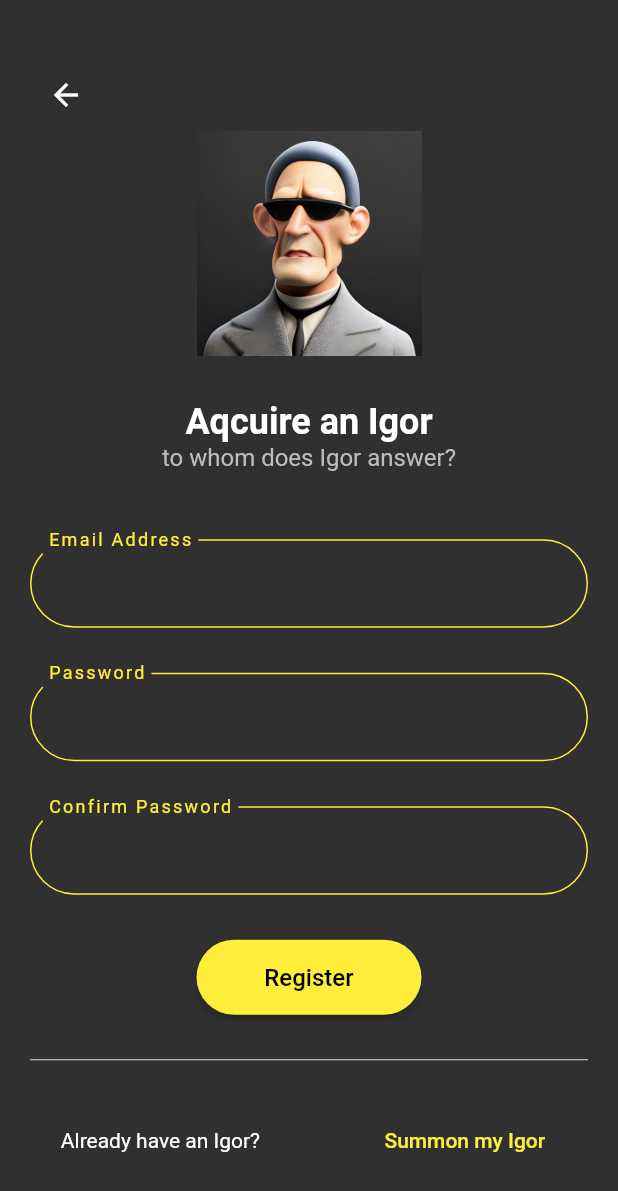
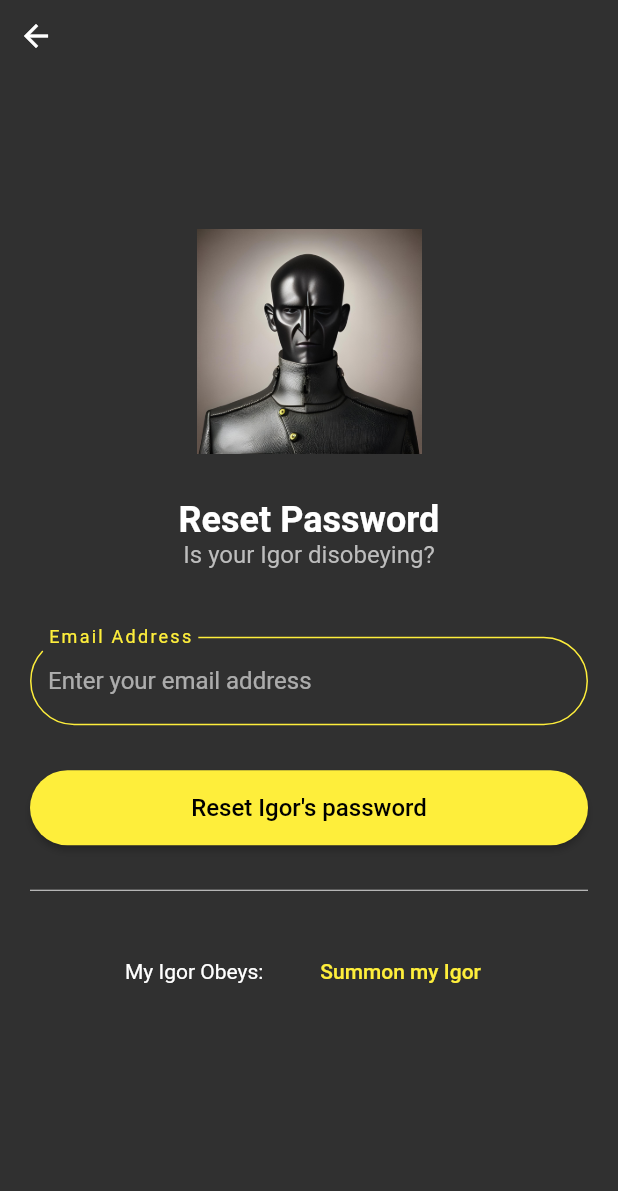
Before and after one commit to themaxut/igor, a Flutter app: the screen it shows after launch, on a phone screen of 412 x 824 dp. Shown: the top 1191 px of the screen. Run offline on Flutter 3.47's test engine with Material 2 defaults, Android fonts, the phone set to English and light mode, and no system bars; our stand-ins replace bloc, firebase_core, flutter_bloc; missing offline and left inert: dart_openai; accounts and stored records are empty.

Commit message:
reset pass screen plus back button fix

```diff
--- a/lib/main.dart
+++ b/lib/main.dart
@@ -4,6 +4,7 @@
 import 'package:igor/services/chat/openai_service.dart';
 import 'package:igor/views/auth/login_view.dart';
 import 'package:igor/views/auth/registration_view.dart';
+import 'package:igor/views/auth/reset_password_view.dart';
 import 'package:igor/views/chat/chat_view.dart';
 import 'package:dart_openai/dart_openai.dart';
 import 'package:flutter_bloc/flutter_bloc.dart';
@@ -25,7 +26,7 @@
       theme: ThemeData.dark(),
       home: BlocProvider<ChatBloc>(
           create: (context) => ChatBloc(apiService: OpenAIService()),
-          child: RegistrationView() //const ChatView(),
+          child: ResetPasswordView() //const ChatView(),
           ),
     );
   }
--- a/lib/views/auth/registration_view.dart
+++ b/lib/views/auth/registration_view.dart
@@ -12,23 +12,23 @@
   @override
   Widget build(BuildContext context) {
     return Scaffold(
-      body: Center(
+      body: Stack(
+        children: [
+          SafeArea(
+            child: IconButton(
+              icon: const Icon(Icons.arrow_back),
+              onPressed: () {
+                // TODO: go back to login page
+              },
+            ),
+          ),
+          Center(
             child: SingleChildScrollView(
               padding: const EdgeInsets.all(20.0),
               child: Column(
                 mainAxisAlignment: MainAxisAlignment.center,
                 crossAxisAlignment: CrossAxisAlignment.stretch,
                 children: <Widget>[
-              Row(
-                children: [
-                  IconButton(
-                    icon: const Icon(Icons.arrow_back),
-                    onPressed: () {
-                      // TODO: go back to login page
-                    },
-                  ),
-                ],
-              ),
                   Image.asset(
                     'assets/images/igor-2.png',
                     height: 150,
@@ -58,7 +58,8 @@
                         children: [
                           TextFormField(
                             controller: emailController,
-                        cursorColor: const Color.fromARGB(255, 254, 238, 59),
+                            cursorColor:
+                                const Color.fromARGB(255, 254, 238, 59),
                             decoration: InputDecoration(
                               border: OutlineInputBorder(
                                 borderRadius: BorderRadius.circular(30),
@@ -79,7 +80,8 @@
                                     width: 2.0),
                               ),
                               labelText: 'Email Address',
-                          floatingLabelBehavior: FloatingLabelBehavior.always,
+                              floatingLabelBehavior:
+                                  FloatingLabelBehavior.always,
                               labelStyle: const TextStyle(
                                   color: Color.fromARGB(255, 254, 238, 59),
                                   fontSize: 16,
@@ -88,7 +90,8 @@
                             keyboardType: TextInputType.emailAddress,
                             textCapitalization: TextCapitalization.none,
                             validator: (value) {
-                          if (value!.isEmpty) return 'Email cannot be empty';
+                              if (value!.isEmpty)
+                                return 'Email cannot be empty';
                               return null;
                             },
                           ),
@@ -96,7 +99,8 @@
                           TextFormField(
                             autocorrect: false,
                             controller: passwordController,
-                        cursorColor: const Color.fromARGB(255, 254, 238, 59),
+                            cursorColor:
+                                const Color.fromARGB(255, 254, 238, 59),
                             decoration: InputDecoration(
                               border: OutlineInputBorder(
                                 borderRadius: BorderRadius.circular(30),
@@ -117,7 +121,8 @@
                                     width: 2.0),
                               ),
                               labelText: 'Password',
-                          floatingLabelBehavior: FloatingLabelBehavior.always,
+                              floatingLabelBehavior:
+                                  FloatingLabelBehavior.always,
                               labelStyle: const TextStyle(
                                   color: Color.fromARGB(255, 254, 238, 59),
                                   fontSize: 16,
@@ -126,7 +131,8 @@
                             enableSuggestions: false,
                             obscureText: true,
                             validator: (value) {
-                          if (value!.isEmpty) return 'Password cannot be empty';
+                              if (value!.isEmpty)
+                                return 'Password cannot be empty';
                               return null;
                             },
                           ),
@@ -134,7 +140,8 @@
                           TextFormField(
                             autocorrect: false,
                             controller: verifyPasswordController,
-                        cursorColor: const Color.fromARGB(255, 254, 238, 59),
+                            cursorColor:
+                                const Color.fromARGB(255, 254, 238, 59),
                             decoration: InputDecoration(
                               border: OutlineInputBorder(
                                 borderRadius: BorderRadius.circular(30),
@@ -155,7 +162,8 @@
                                     width: 2.0),
                               ),
                               labelText: 'Confirm Password',
-                          floatingLabelBehavior: FloatingLabelBehavior.always,
+                              floatingLabelBehavior:
+                                  FloatingLabelBehavior.always,
                               labelStyle: const TextStyle(
                                   color: Color.fromARGB(255, 254, 238, 59),
                                   fontSize: 16,
@@ -164,7 +172,8 @@
                             enableSuggestions: false,
                             obscureText: true,
                             validator: (value) {
-                          if (value!.isEmpty) return 'Password cannot be empty';
+                              if (value!.isEmpty)
+                                return 'Password cannot be empty';
                               if (value != passwordController.text) {
                                 return 'Passwords do not match';
                               }
@@ -225,6 +234,8 @@
               ),
             ),
           ),
+        ],
+      ),
     );
   }
 }
--- /dev/null
+++ b/lib/views/auth/reset_password_view.dart
@@ -0,0 +1,154 @@
+import 'package:flutter/material.dart';
+
+class ResetPasswordView extends StatelessWidget {
+  final _formKey = GlobalKey<FormState>();
+  final TextEditingController emailController = TextEditingController();
+  final TextEditingController passwordController = TextEditingController();
+
+  ResetPasswordView({super.key});
+
+  @override
+  Widget build(BuildContext context) {
+    return Scaffold(
+      body: Stack(
+        children: [
+          SafeArea(
+            child: IconButton(
+              icon: const Icon(Icons.arrow_back),
+              onPressed: () {
+                // TODO: go back to login page
+              },
+            ),
+          ),
+          Center(
+            child: SingleChildScrollView(
+              padding: const EdgeInsets.all(20.0),
+              child: Column(
+                mainAxisAlignment: MainAxisAlignment.center,
+                crossAxisAlignment: CrossAxisAlignment.stretch,
+                children: <Widget>[
+                  Image.asset(
+                    'assets/images/igor-main.png',
+                    height: 150,
+                  ),
+                  const SizedBox(height: 30.0),
+                  const Text(
+                    'Reset Password',
+                    textAlign: TextAlign.center,
+                    style: TextStyle(
+                      fontSize: 24.0,
+                      fontWeight: FontWeight.bold,
+                    ),
+                  ),
+                  Text(
+                    'Is your Igor disobeying?',
+                    textAlign: TextAlign.center,
+                    style: TextStyle(
+                      fontSize: 16.0,
+                      color: Colors.grey[400],
+                    ),
+                  ),
+                  const SizedBox(height: 45.0),
+                  SingleChildScrollView(
+                    child: Form(
+                      key: _formKey,
+                      child: Column(
+                        children: [
+                          TextFormField(
+                            controller: emailController,
+                            cursorColor:
+                                const Color.fromARGB(255, 254, 238, 59),
+                            decoration: InputDecoration(
+                              border: OutlineInputBorder(
+                                borderRadius: BorderRadius.circular(30),
+                                borderSide: const BorderSide(
+                                    color: Color.fromARGB(255, 254, 238, 59),
+                                    width: 1.0),
+                              ),
+                              enabledBorder: OutlineInputBorder(
+                                borderRadius: BorderRadius.circular(30),
+                                borderSide: const BorderSide(
+                                    color: Color.fromARGB(255, 254, 238, 59),
+                                    width: 1.0),
+                              ),
+                              focusedBorder: OutlineInputBorder(
+                                borderRadius: BorderRadius.circular(30),
+                                borderSide: const BorderSide(
+                                    color: Color.fromARGB(255, 254, 238, 59),
+                                    width: 2.0),
+                              ),
+                              labelText: 'Email Address',
+                              floatingLabelBehavior:
+                                  FloatingLabelBehavior.always,
+                              hintText: "Enter your email address",
+                              labelStyle: const TextStyle(
+                                  color: Color.fromARGB(255, 254, 238, 59),
+                                  fontSize: 16,
+                                  letterSpacing: 2),
+                            ),
+                            keyboardType: TextInputType.emailAddress,
+                            textCapitalization: TextCapitalization.none,
+                            validator: (value) {
+                              if (value!.isEmpty)
+                                return 'Email cannot be empty';
+                              return null;
+                            },
+                          ),
+                        ],
+                      ),
+                    ),
+                  ),
+                  const SizedBox(height: 30.0),
+                  ElevatedButton(
+                    onPressed: () {
+                      // TODO: implement login auth
+                      _formKey.currentState!.validate();
+                    },
+                    style: ElevatedButton.styleFrom(
+                      backgroundColor: const Color.fromARGB(255, 254, 238, 59),
+                      shape: RoundedRectangleBorder(
+                        borderRadius: BorderRadius.circular(30.0),
+                      ),
+                      minimumSize: const Size(150, 50),
+                    ),
+                    child: const Text(
+                      "Reset Igor's password",
+                      style: TextStyle(
+                        fontSize: 16,
+                        color: Colors.black,
+                      ),
+                    ),
+                  ),
+                  Divider(
+                    color: Colors.grey[300],
+                    height: 60,
+                  ),
+                  Row(
+                    mainAxisAlignment: MainAxisAlignment.center,
+                    children: [
+                      const Text("My Igor Obeys:"),
+                      const SizedBox(
+                        width: 30,
+                      ),
+                      TextButton(
+                        onPressed: () {
+                          // TODO: navigate to login screen
+                        },
+                        child: const Text(
+                          'Summon my Igor',
+                          style: TextStyle(
+                            color: Color.fromARGB(255, 254, 238, 59),
+                          ),
+                        ),
+                      ),
+                    ],
+                  ),
+                ],
+              ),
+            ),
+          ),
+        ],
+      ),
+    );
+  }
+}
```
Lines whose indentation alone changed are shown as unchanged.
